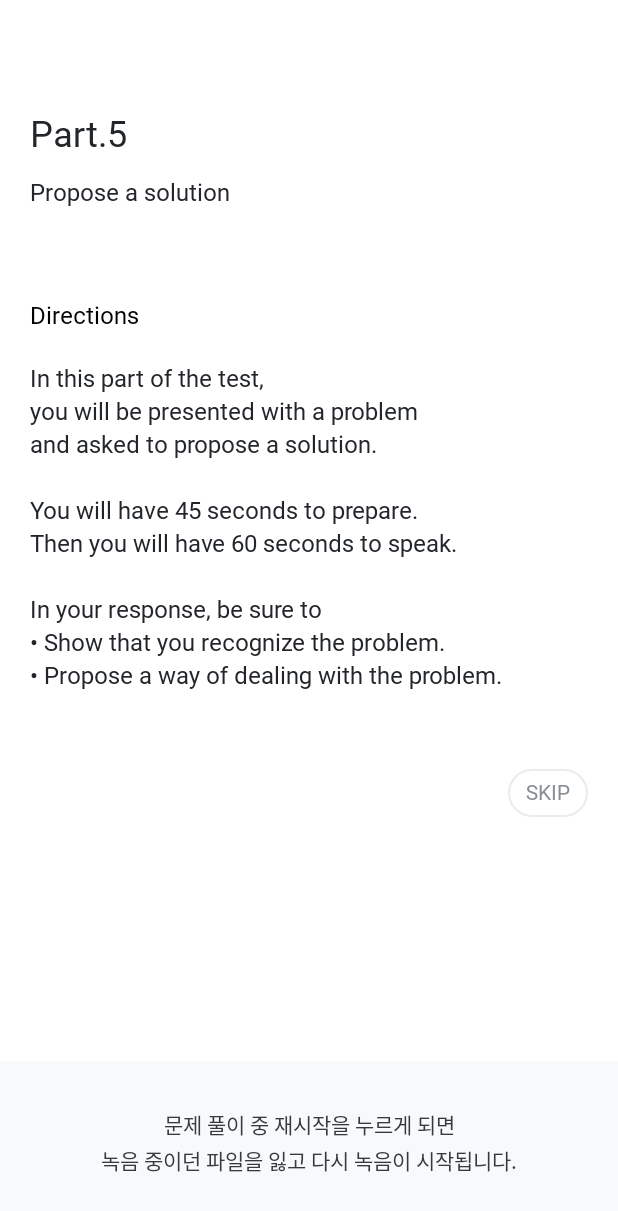
After one commit to teamTost/Tost_Android, an Android app: the layout activity_problem_prepare.xml on its own in the app's theme, with its tools: preview values and no code run, on a phone screen of 412 x 824 dp. The commit adds this screen. Shown: the top 1211 px of the screen. Run offline under Robolectric (Android 15) with nearby library versions, the phone set to English and light mode, and no system bars.

Commit message:
[Feat] 파트 시작하고 준비하는 화면 뷰 작성

```diff
--- /dev/null
+++ b/app/src/main/res/drawable/border_round_rectangle_grey_99dp.xml
@@ -0,0 +1,8 @@
+<?xml version="1.0" encoding="utf-8"?>
+<shape xmlns:android="http://schemas.android.com/apk/res/android"
+    android:shape="rectangle">
+    <corners android:radius="99dp" />
+    <stroke
+        android:width="1dp"
+        android:color="@color/blue_grey_e9" />
+</shape>
--- a/app/src/main/res/layout/activity_problem_entry.xml
+++ b/app/src/main/res/layout/activity_problem_entry.xml
@@ -345,7 +345,7 @@
                 </androidx.constraintlayout.widget.ConstraintLayout>
 
                 <TextView
-                    android:id="@+id/textView21"
+                    android:id="@+id/button_start"
                     android:layout_width="0dp"
                     android:layout_height="wrap_content"
                     android:layout_marginStart="56dp"
--- /dev/null
+++ b/app/src/main/res/layout/activity_problem_prepare.xml
@@ -0,0 +1,98 @@
+<?xml version="1.0" encoding="utf-8"?>
+<layout xmlns:android="http://schemas.android.com/apk/res/android"
+    xmlns:app="http://schemas.android.com/apk/res-auto"
+    xmlns:tools="http://schemas.android.com/tools">
+
+    <data>
+
+        <variable
+            name="part"
+            type="com.tost.data.entity.Part" />
+    </data>
+
+    <androidx.constraintlayout.widget.ConstraintLayout
+        android:layout_width="match_parent"
+        android:layout_height="match_parent"
+        tools:context=".presentation.problem.ProblemPrepareActivity">
+
+        <TextView
+            android:id="@+id/textView"
+            style="@style/EmphasisStyle.Big2"
+            android:layout_width="wrap_content"
+            android:layout_height="wrap_content"
+            android:layout_marginStart="20dp"
+            android:layout_marginTop="72dp"
+            android:text="@{@string/part_n(part.number)}"
+            app:layout_constraintStart_toStartOf="parent"
+            app:layout_constraintTop_toTopOf="parent"
+            tools:text="Part.5" />
+
+        <TextView
+            android:id="@+id/text_topic"
+            style="@style/EmphasisStyle.SubTitle1"
+            android:layout_width="wrap_content"
+            android:layout_height="wrap_content"
+            android:layout_marginTop="12dp"
+            android:text="@{part.topic}"
+            app:layout_constraintStart_toStartOf="@+id/textView"
+            app:layout_constraintTop_toBottomOf="@+id/textView"
+            tools:text="@string/part5_topic" />
+
+        <TextView
+            android:id="@+id/textView7"
+            android:layout_width="wrap_content"
+            android:layout_height="wrap_content"
+            android:layout_marginTop="60dp"
+            android:fontFamily="@font/gmarketsansbold"
+            android:text="@string/directions"
+            android:textColor="@color/black"
+            android:textSize="16dp"
+            app:layout_constraintStart_toStartOf="@+id/text_topic"
+            app:layout_constraintTop_toBottomOf="@+id/text_topic" />
+
+        <TextView
+            android:id="@+id/text_directions"
+            style="@style/ParagraphStyle.Text2"
+            android:layout_width="0dp"
+            android:layout_height="wrap_content"
+            android:layout_marginTop="20dp"
+            android:layout_marginEnd="20dp"
+            android:text="@{part.directions}"
+            app:layout_constraintEnd_toEndOf="parent"
+            app:layout_constraintStart_toStartOf="@+id/textView7"
+            app:layout_constraintTop_toBottomOf="@+id/textView7"
+            tools:text="@string/part5_directions" />
+
+        <TextView
+            android:id="@+id/textView10"
+            style="@style/ParagraphStyle.Text4"
+            android:layout_width="0dp"
+            android:layout_height="wrap_content"
+            android:background="@color/blue_grey_f8"
+            android:gravity="center"
+            android:paddingTop="32dp"
+            android:paddingBottom="40dp"
+            android:text="문제 풀이 중 재시작을 누르게 되면\n녹음 중이던 파일을 잃고 다시 녹음이 시작됩니다."
+            android:textColor="@color/blue_grey_35"
+            app:layout_constraintBottom_toBottomOf="parent"
+            app:layout_constraintEnd_toEndOf="parent"
+            app:layout_constraintStart_toStartOf="parent" />
+
+        <TextView
+            android:id="@+id/button_skip"
+            android:layout_width="wrap_content"
+            android:layout_height="wrap_content"
+            android:layout_marginTop="52dp"
+            android:background="@drawable/border_round_rectangle_grey_99dp"
+            android:fontFamily="@font/gmarketsansmedium"
+            android:includeFontPadding="false"
+            android:paddingStart="12dp"
+            android:paddingTop="8dp"
+            android:paddingEnd="12dp"
+            android:paddingBottom="8dp"
+            android:text="SKIP"
+            android:textColor="@color/blue_grey_87"
+            app:layout_constraintEnd_toEndOf="@+id/text_directions"
+            app:layout_constraintTop_toBottomOf="@+id/text_directions" />
+    </androidx.constraintlayout.widget.ConstraintLayout>
+</layout>
--- a/app/src/main/res/values/styles_text.xml
+++ b/app/src/main/res/values/styles_text.xml
@@ -55,7 +55,7 @@
     <style name="ParagraphStyle" parent="TextAppearance.AppCompat">
         <item name="android:textColor">@color/blue_grey_22</item>
         <item name="android:textSize">14dp</item>
-        <item name="android:lineSpacingExtra">4dp</item>
+        <item name="android:lineSpacingExtra">3dp</item>
         <item name="fontFamily">@font/applesdgothicneoregular</item>
     </style>
 
```
Also changed, not shown: app/src/main/AndroidManifest.xml (+5 -2 lines), app/src/main/java/com/tost/data/entity/Part.kt (+50 -7 lines), app/src/main/java/com/tost/presentation/problem/ProblemEntryActivity.kt (+10 -2 lines), app/src/main/java/com/tost/presentation/problem/ProblemPrepareActivity.kt (added, +28 -0 lines), app/src/main/res/values/strings.xml (+14 -1 lines).
